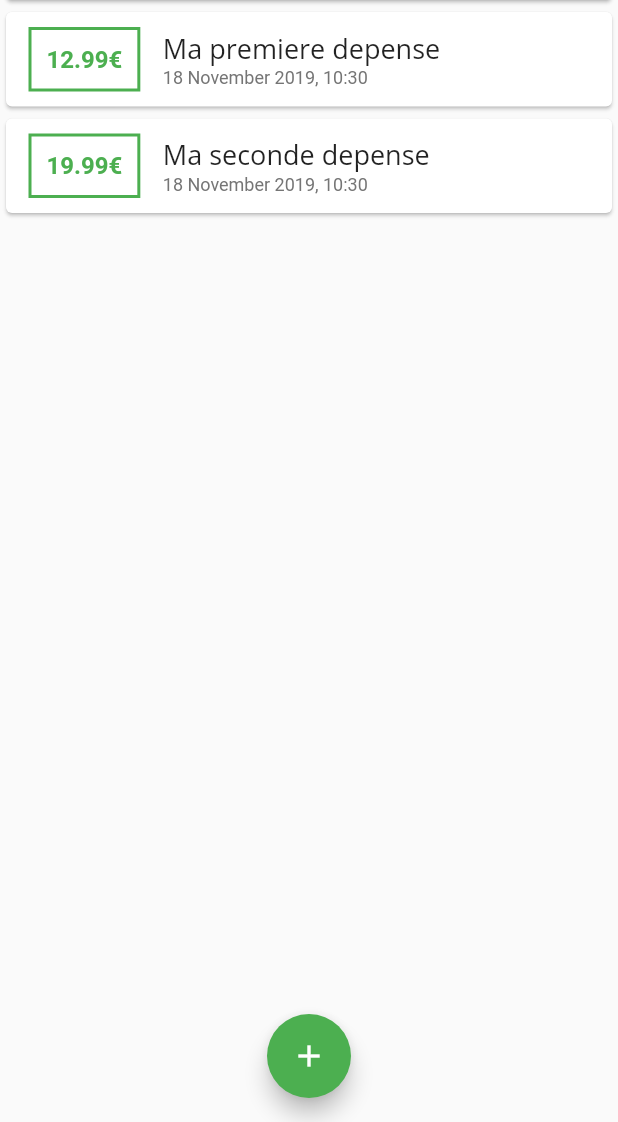
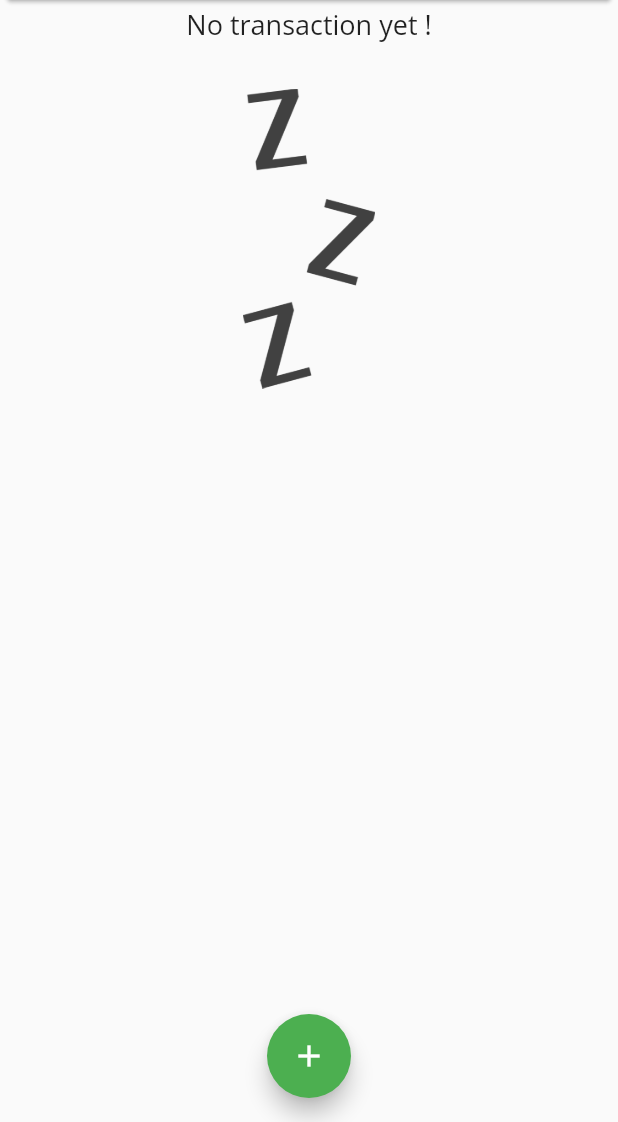
Before and after one commit to BLKKKBVSIK/FlutterTraining-ExpenseApp, a Flutter app: the screen it shows after launch, on a phone screen of 412 x 824 dp, the part 114-1236 px from its top. Run offline on Flutter 3.47's test engine with Material 2 defaults, Android fonts, the phone set to English and light mode, and no system bars.

Commit message:
No transaction picture handled

```diff
--- a/lib/main.dart
+++ b/lib/main.dart
@@ -41,18 +41,18 @@ class MyHomePage extends StatefulWidget {
 
 class _MyHomePageState extends State<MyHomePage> {
   final List<Transaction> _userTransaction = [
-    Transaction(
-      id: '1',
-      title: "Ma premiere depense",
-      amount: 12.99,
-      date: DateTime.now(),
-    ),
-    Transaction(
-      id: '2',
-      title: "Ma seconde depense",
-      amount: 19.99,
-      date: DateTime.now(),
-    ),
+    // Transaction(
+    //   id: '1',
+    //   title: "Ma premiere depense",
+    //   amount: 12.99,
+    //   date: DateTime.now(),
+    // ),
+    // Transaction(
+    //   id: '2',
+    //   title: "Ma seconde depense",
+    //   amount: 19.99,
+    //   date: DateTime.now(),
+    // ),
   ];
 
   void _addNewTransaction(String txTitle, double txAmount) {
--- a/lib/widgets/transaction_list.dart
+++ b/lib/widgets/transaction_list.dart
@@ -11,14 +11,34 @@ class TransactionList extends StatelessWidget {
   Widget build(BuildContext context) {
     return Container(
       height: 300,
-      child: ListView.builder(
+      child: transactions.isEmpty
+          ? Column(
+              children: <Widget>[
+                Text(
+                  'No transaction yet !',
+                  style: Theme.of(context).textTheme.title,
+                ),
+                SizedBox(
+                  height: 30,
+                ),
+                Container(
+                  height: 200,
+                  child: Image.asset(
+                    'assets/images/waiting.png',
+                    fit: BoxFit.cover,
+                  ),
+                ),
+              ],
+            )
+          : ListView.builder(
               itemBuilder: (ctx, index) {
                 return Card(
                   child: Row(
                     children: <Widget>[
                       Container(
                         padding: EdgeInsets.all(10),
-                  margin: EdgeInsets.symmetric(vertical: 10, horizontal: 15),
+                        margin:
+                            EdgeInsets.symmetric(vertical: 10, horizontal: 15),
                         decoration: BoxDecoration(
                             border: Border.all(
                           color: Theme.of(context).primaryColor,
@@ -38,14 +58,13 @@ class TransactionList extends StatelessWidget {
                         children: <Widget>[
                           Text(
                             transactions[index].title,
-                      style:
-                          Theme.of(context).textTheme.title,
+                            style: Theme.of(context).textTheme.title,
                           ),
                           Text(
                             DateFormat('dd MMMM yyyy, H:mm')
                                 .format(transactions[index].date),
-                      style:
-                          TextStyle(fontSize: 12, color: Colors.grey.shade600),
+                            style: TextStyle(
+                                fontSize: 12, color: Colors.grey.shade600),
                           )
                         ],
                       )
--- a/pubspec.yaml
+++ b/pubspec.yaml
@@ -42,9 +42,8 @@ flutter:
   uses-material-design: true
 
   # To add assets to your application, add an assets section, like this:
-  # assets:
-  #  - images/a_dot_burr.jpeg
-  #  - images/a_dot_ham.jpeg
+  assets:
+   - assets/images/waiting.png
 
   # An image asset can refer to one or more resolution-specific "variants", see
   # https://flutter.dev/assets-and-images/#resolution-aware.
```
Also changed, not shown: assets/images/waiting.png (added). Lines whose indentation alone changed are shown as unchanged.
